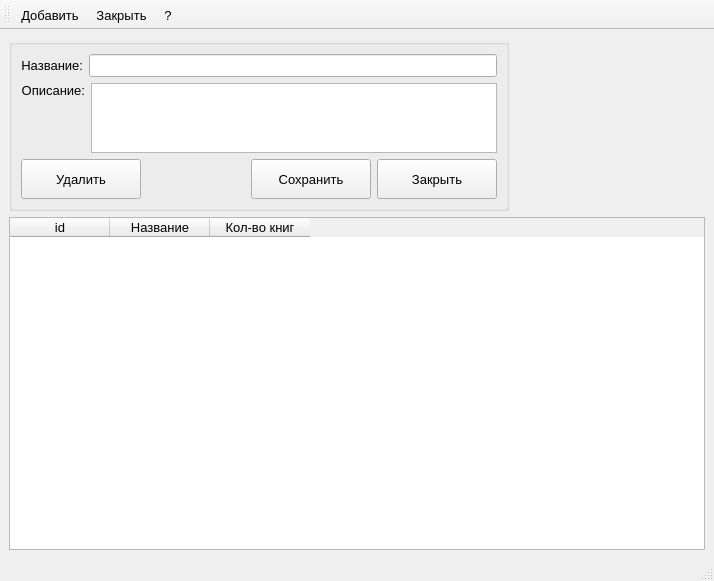
Before: the Qt Designer form librarian/publish.ui in Skyrim78/Librarian, drawn with Qt 5.
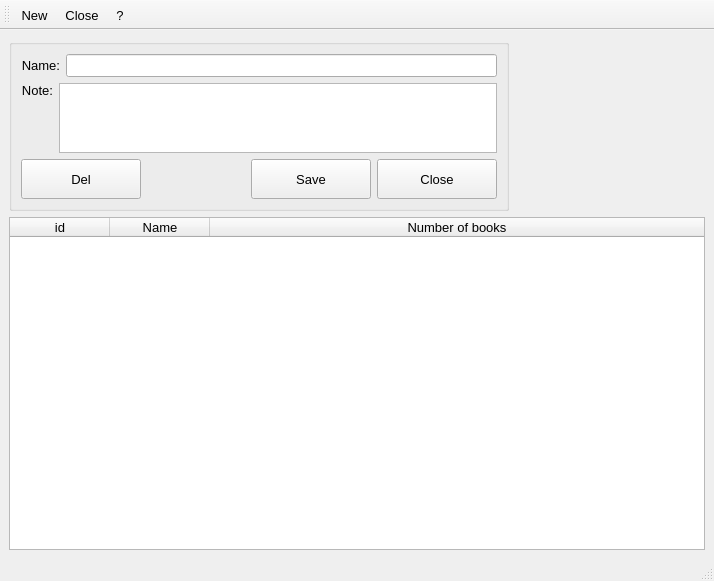
After: the same form once the commit is applied.

```diff
--- a/librarian/publish.ui
+++ b/librarian/publish.ui
@@ -56,7 +56,7 @@
                <item>
                 <widget class="QLabel" name="label">
                  <property name="text">
-                  <string>Название:</string>
+                  <string>Name:</string>
                  </property>
                  <property name="alignment">
                   <set>Qt::AlignRight|Qt::AlignTrailing|Qt::AlignVCenter</set>
@@ -75,7 +75,7 @@
                  <item>
                   <widget class="QLabel" name="label_2">
                    <property name="text">
-                    <string>Описание:</string>
+                    <string>Note:</string>
                    </property>
                    <property name="alignment">
                     <set>Qt::AlignRight|Qt::AlignTrailing|Qt::AlignVCenter</set>
@@ -137,7 +137,7 @@
                   </size>
                  </property>
                  <property name="text">
-                  <string>Удалить</string>
+                  <string>Del</string>
                  </property>
                 </widget>
                </item>
@@ -169,7 +169,7 @@
                   </size>
                  </property>
                  <property name="text">
-                  <string>Сохранить</string>
+                  <string>Save</string>
                  </property>
                 </widget>
                </item>
@@ -188,7 +188,7 @@
                   </size>
                  </property>
                  <property name="text">
-                  <string>Закрыть</string>
+                  <string>Close</string>
                  </property>
                 </widget>
                </item>
@@ -231,6 +231,12 @@
         <property name="sortingEnabled">
          <bool>true</bool>
         </property>
+        <attribute name="horizontalHeaderStretchLastSection">
+         <bool>true</bool>
+        </attribute>
+        <attribute name="verticalHeaderCascadingSectionResizes">
+         <bool>false</bool>
+        </attribute>
         <attribute name="verticalHeaderDefaultSectionSize">
          <number>23</number>
         </attribute>
@@ -241,7 +247,7 @@
         </column>
         <column>
          <property name="text">
-          <string>Название</string>
+          <string>Name</string>
          </property>
          <property name="font">
           <font>
@@ -254,7 +260,7 @@
         </column>
         <column>
          <property name="text">
-          <string>Кол-во книг</string>
+          <string>Number of books</string>
          </property>
          <property name="font">
           <font>
@@ -288,12 +294,12 @@
   </widget>
   <action name="actionAdd">
    <property name="text">
-    <string>Добавить</string>
+    <string>New</string>
    </property>
   </action>
   <action name="actionClose">
    <property name="text">
-    <string>Закрыть</string>
+    <string>Close</string>
    </property>
   </action>
   <action name="actionHelp">
```
Left out of the diff: 5 changed lines with no effect on the pictures.
